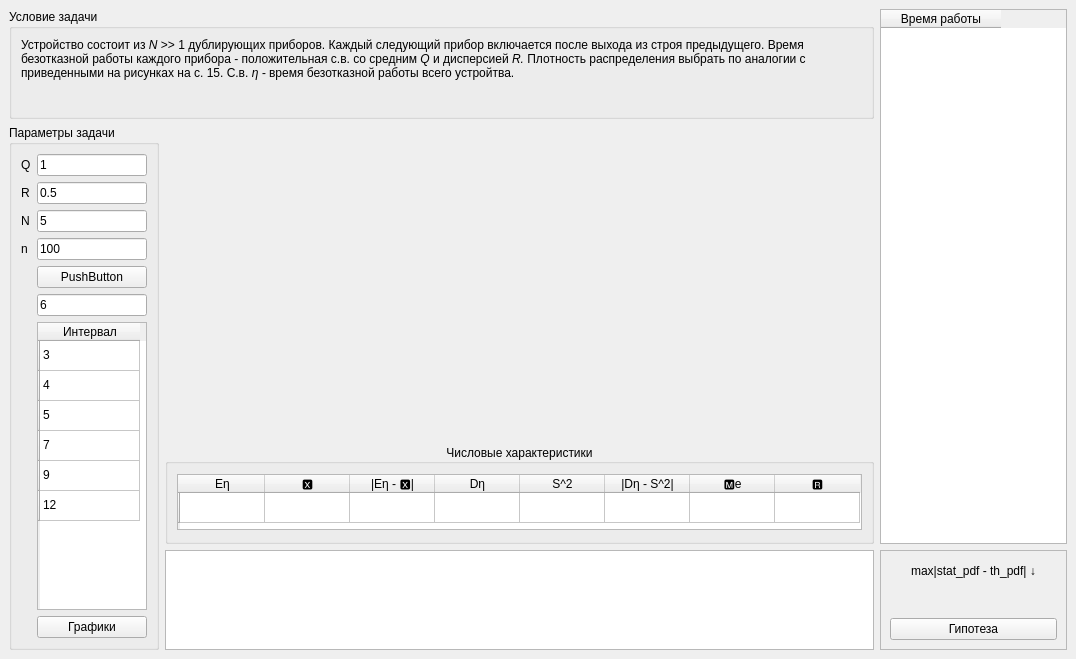
Qt form prob_theory_lab_01/main_window.ui (acid9reen/prob_theory_lab_01) before a commit.
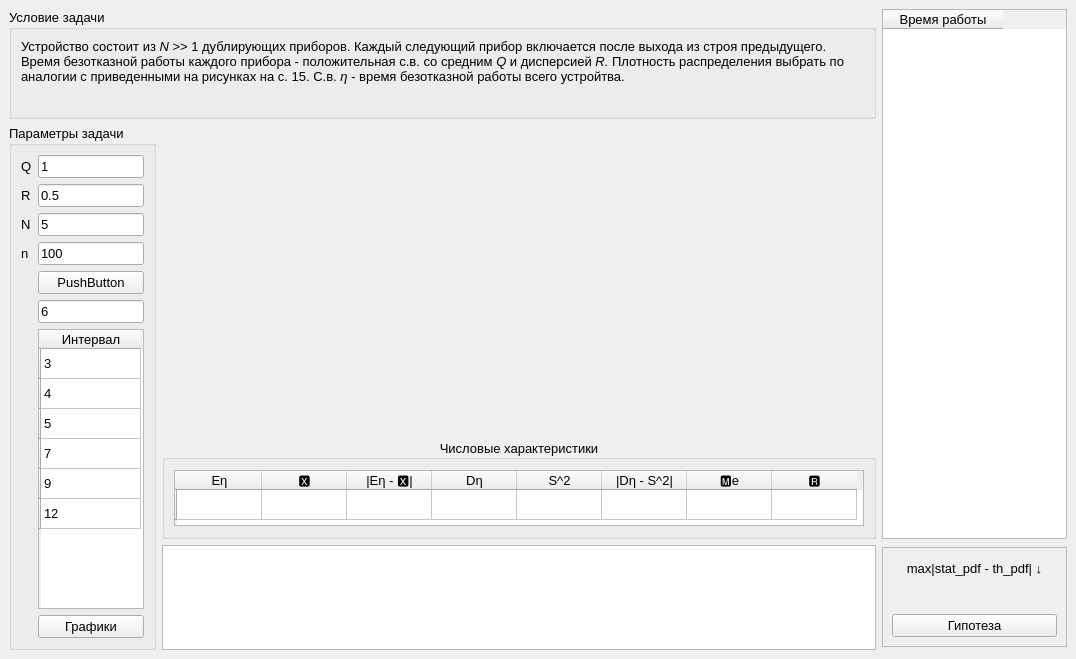
The same form after that commit. Custom widgets are drawn as their Qt base class.

Commit message: Change fonts to Arial in forms Fix typo in filenames

Diff of the .ui file:
```diff
--- a/prob_theory_lab_01/main_window.ui
+++ b/prob_theory_lab_01/main_window.ui
@@ -23,12 +23,24 @@
         <height>110</height>
        </size>
       </property>
+      <property name="font">
+       <font>
+        <family>Arial</family>
+        <pointsize>10</pointsize>
+       </font>
+      </property>
       <property name="title">
        <string>Условие задачи</string>
       </property>
       <layout class="QGridLayout" name="gridLayout_2">
        <item row="0" column="0">
         <widget class="QLabel" name="label">
+         <property name="font">
+          <font>
+           <family>Arial</family>
+           <pointsize>10</pointsize>
+          </font>
+         </property>
          <property name="text">
           <string>&lt;html&gt;&lt;head/&gt;&lt;body&gt;&lt;p&gt;Устройство состоит из &lt;span style=&quot; font-style:italic;&quot;&gt;N&lt;/span&gt; &amp;gt;&amp;gt; 1 дублирующих приборов. Каждый следующий прибор включается после выхода из строя предыдущего. Время безотказной работы каждого прибора - положительная с.в. со средним &lt;span style=&quot; font-style:italic;&quot;&gt;Q &lt;/span&gt;и дисперсией &lt;span style=&quot; font-style:italic;&quot;&gt;R. &lt;/span&gt;Плотность распределения выбрать по аналогии с приведенными на рисунках на с. 15. С.в. &lt;span style=&quot; font-style:italic;&quot;&gt;η - &lt;/span&gt;время безотказной работы всего устройтва.&lt;/p&gt;&lt;/body&gt;&lt;/html&gt;</string>
          </property>
@@ -51,6 +63,12 @@
         <height>16777215</height>
        </size>
       </property>
+      <property name="font">
+       <font>
+        <family>Arial</family>
+        <pointsize>10</pointsize>
+       </font>
+      </property>
       <property name="title">
        <string>Параметры задачи</string>
       </property>
@@ -63,6 +81,12 @@
            <height>16777215</height>
           </size>
          </property>
+         <property name="font">
+          <font>
+           <family>Arial</family>
+           <pointsize>10</pointsize>
+          </font>
+         </property>
          <property name="text">
           <string>100</string>
          </property>
@@ -76,6 +100,12 @@
            <height>16777215</height>
           </size>
          </property>
+         <property name="font">
+          <font>
+           <family>Arial</family>
+           <pointsize>10</pointsize>
+          </font>
+         </property>
          <property name="text">
           <string>PushButton</string>
          </property>
@@ -89,6 +119,12 @@
            <height>16777215</height>
           </size>
          </property>
+         <property name="font">
+          <font>
+           <family>Arial</family>
+           <pointsize>10</pointsize>
+          </font>
+         </property>
          <property name="text">
           <string>1</string>
          </property>
@@ -102,6 +138,12 @@
            <height>16777215</height>
           </size>
          </property>
+         <property name="font">
+          <font>
+           <family>Arial</family>
+           <pointsize>10</pointsize>
+          </font>
+         </property>
          <property name="text">
           <string>5</string>
          </property>
@@ -115,6 +157,12 @@
            <height>16777215</height>
           </size>
          </property>
+         <property name="font">
+          <font>
+           <family>Arial</family>
+           <pointsize>10</pointsize>
+          </font>
+         </property>
          <property name="text">
           <string>R</string>
          </property>
@@ -128,6 +176,12 @@
            <height>16777215</height>
           </size>
          </property>
+         <property name="font">
+          <font>
+           <family>Arial</family>
+           <pointsize>10</pointsize>
+          </font>
+         </property>
          <property name="text">
           <string>Q</string>
          </property>
@@ -141,6 +195,12 @@
            <height>16777215</height>
           </size>
          </property>
+         <property name="font">
+          <font>
+           <family>Arial</family>
+           <pointsize>10</pointsize>
+          </font>
+         </property>
          <property name="text">
           <string>n</string>
          </property>
@@ -154,6 +214,12 @@
            <height>16777215</height>
           </size>
          </property>
+         <property name="font">
+          <font>
+           <family>Arial</family>
+           <pointsize>10</pointsize>
+          </font>
+         </property>
          <property name="text">
           <string>0.5</string>
          </property>
@@ -167,6 +233,12 @@
            <height>16777215</height>
           </size>
          </property>
+         <property name="font">
+          <font>
+           <family>Arial</family>
+           <pointsize>10</pointsize>
+          </font>
+         </property>
          <property name="text">
           <string>N</string>
          </property>
@@ -180,6 +252,12 @@
            <height>16777215</height>
           </size>
          </property>
+         <property name="font">
+          <font>
+           <family>Arial</family>
+           <pointsize>10</pointsize>
+          </font>
+         </property>
          <property name="text">
           <string>Графики</string>
          </property>
@@ -199,6 +277,12 @@
            <height>16777215</height>
           </size>
          </property>
+         <property name="font">
+          <font>
+           <family>Arial</family>
+           <pointsize>10</pointsize>
+          </font>
+         </property>
          <row>
           <property name="text">
            <string/>
@@ -274,6 +358,12 @@
            <height>16777215</height>
           </size>
          </property>
+         <property name="font">
+          <font>
+           <family>Arial</family>
+           <pointsize>10</pointsize>
+          </font>
+         </property>
          <property name="text">
           <string>6</string>
          </property>
@@ -283,7 +373,14 @@
      </widget>
     </item>
     <item row="1" column="1">
-     <widget class="MplWidget" name="plot" native="true"/>
+     <widget class="MplWidget" name="plot" native="true">
+      <property name="font">
+       <font>
+        <family>Arial</family>
+        <pointsize>10</pointsize>
+       </font>
+      </property>
+     </widget>
     </item>
     <item row="2" column="1">
      <widget class="QGroupBox" name="groupBox_3">
@@ -293,6 +390,12 @@
         <height>100</height>
        </size>
       </property>
+      <property name="font">
+       <font>
+        <family>Arial</family>
+        <pointsize>10</pointsize>
+       </font>
+      </property>
       <property name="title">
        <string>Числовые характеристики</string>
       </property>
@@ -310,8 +413,8 @@
         <widget class="QTableWidget" name="num_chars_table">
          <property name="minimumSize">
           <size>
-           <width>685</width>
-           <height>0</height>
+           <width>690</width>
+           <height>56</height>
           </size>
          </property>
          <property name="maximumSize">
@@ -320,6 +423,12 @@
            <height>56</height>
           </size>
          </property>
+         <property name="font">
+          <font>
+           <family>Arial</family>
+           <pointsize>10</pointsize>
+          </font>
+         </property>
          <property name="layoutDirection">
           <enum>Qt::LeftToRight</enum>
          </property>
@@ -386,15 +495,21 @@
       <property name="minimumSize">
        <size>
         <width>0</width>
-        <height>100</height>
+        <height>105</height>
        </size>
       </property>
       <property name="maximumSize">
        <size>
         <width>16777215</width>
-        <height>100</height>
+        <height>105</height>
        </size>
       </property>
+      <property name="font">
+       <font>
+        <family>Arial</family>
+        <pointsize>10</pointsize>
+       </font>
+      </property>
      </widget>
     </item>
     <item row="0" column="2" rowspan="3">
@@ -411,6 +526,12 @@
         <height>16777215</height>
        </size>
       </property>
+      <property name="font">
+       <font>
+        <family>Arial</family>
+        <pointsize>10</pointsize>
+       </font>
+      </property>
       <attribute name="horizontalHeaderDefaultSectionSize">
        <number>120</number>
       </attribute>
@@ -429,6 +550,12 @@
         <height>100</height>
        </size>
       </property>
+      <property name="font">
+       <font>
+        <family>Arial</family>
+        <pointsize>10</pointsize>
+       </font>
+      </property>
       <property name="frameShape">
        <enum>QFrame::StyledPanel</enum>
       </property>
@@ -438,6 +565,12 @@
       <layout class="QVBoxLayout" name="verticalLayout">
        <item>
         <widget class="QLabel" name="label_6">
+         <property name="font">
+          <font>
+           <family>Arial</family>
+           <pointsize>10</pointsize>
+          </font>
+         </property>
          <property name="text">
           <string>&lt;html&gt;&lt;head/&gt;&lt;body&gt;&lt;p&gt;max|stat_pdf - th_pdf| ↓&lt;/p&gt;&lt;/body&gt;&lt;/html&gt;</string>
          </property>
@@ -448,6 +581,12 @@
        </item>
        <item>
         <widget class="QLabel" name="max_sub_th_stat_pdf">
+         <property name="font">
+          <font>
+           <family>Arial</family>
+           <pointsize>10</pointsize>
+          </font>
+         </property>
          <property name="text">
           <string/>
          </property>
@@ -458,6 +597,12 @@
        </item>
        <item>
         <widget class="QPushButton" name="check_hypothesis_btn">
+         <property name="font">
+          <font>
+           <family>Arial</family>
+           <pointsize>10</pointsize>
+          </font>
+         </property>
          <property name="text">
           <string>Гипотеза</string>
          </property>
```
The commit also changes 3 other files.
